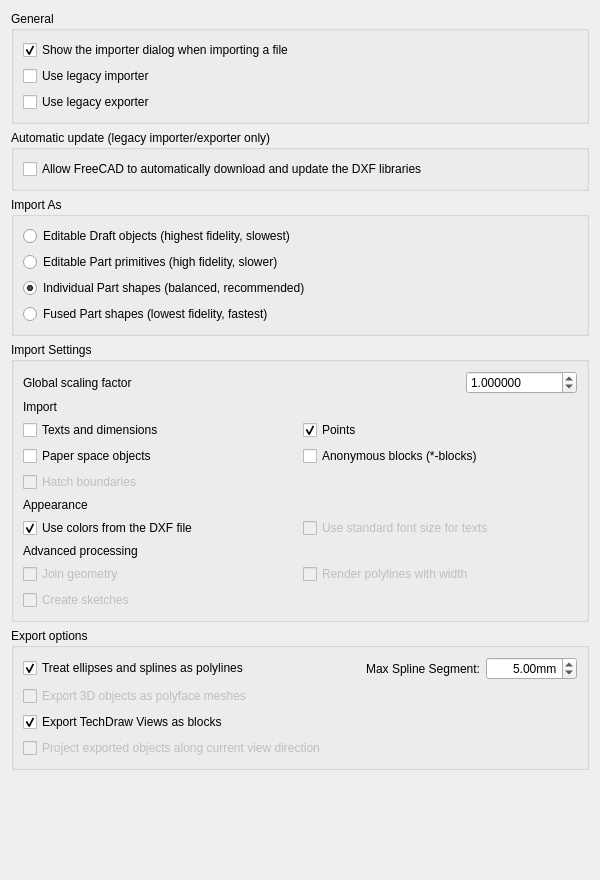
First picture: the form in src/Mod/Draft/Resources/ui/preferences-dxf.ui, repository snorkel-marlin-repos/FreeCAD_FreeCAD_pr_22591_03f12bff-7e51-436b-94b0-1fa12b93ed44, before the edit.
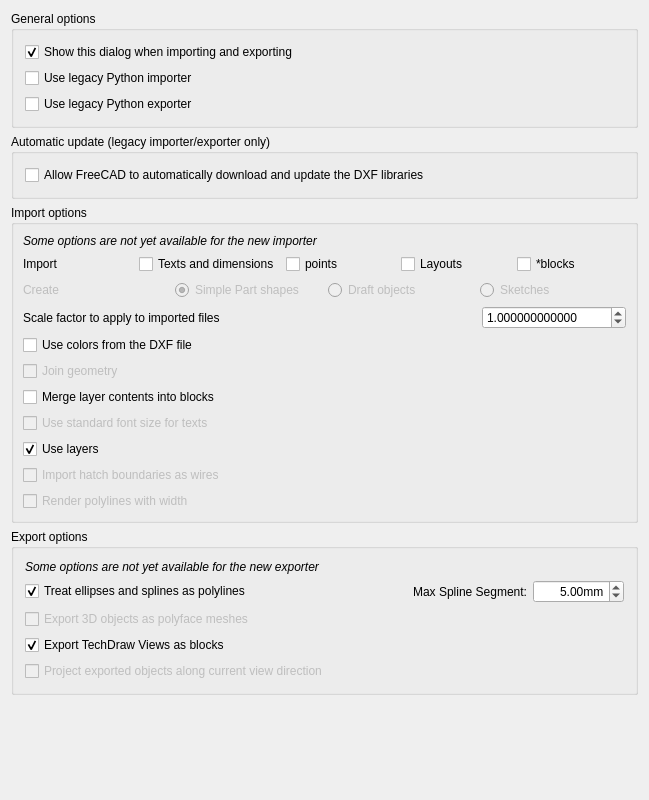
Second picture: the form after the edit. Custom widgets are drawn as their Qt base class.

```diff
--- a/src/Mod/Draft/Resources/ui/preferences-dxf.ui
+++ b/src/Mod/Draft/Resources/ui/preferences-dxf.ui
@@ -6,8 +6,8 @@
    <rect>
     <x>0</x>
     <y>0</y>
-    <width>600</width>
-    <height>880</height>
+    <width>649</width>
+    <height>800</height>
    </rect>
   </property>
   <property name="windowTitle">
@@ -17,7 +17,7 @@
    <item>
     <widget class="QGroupBox" name="groupBox_General">
      <property name="title">
-      <string>General</string>
+      <string>General options</string>
      </property>
      <layout class="QVBoxLayout" name="verticalLayout_General">
       <item>
@@ -27,7 +27,7 @@
 a DXF file.</string>
         </property>
         <property name="text">
-         <string>Show the importer dialog when importing a file</string>
+         <string>Show this dialog when importing and exporting</string>
         </property>
         <property name="checked">
          <bool>true</bool>
@@ -46,7 +46,10 @@
          <string>Use the legacy Python importer. This importer is more feature-complete but slower and requires an external library.</string>
         </property>
         <property name="text">
-         <string>Use legacy importer</string>
+         <string>Use legacy Python importer</string>
+        </property>
+        <property name="checked">
+         <bool>false</bool>
         </property>
         <property name="prefEntry" stdset="0">
          <cstring>dxfUseLegacyImporter</cstring>
@@ -62,7 +65,7 @@
          <string>Use the legacy Python exporter. This exporter is more feature-complete but slower and requires an external library.</string>
         </property>
         <property name="text">
-         <string>Use legacy exporter</string>
+         <string>Use legacy Python exporter</string>
         </property>
         <property name="prefEntry" stdset="0">
          <cstring>dxfUseLegacyExporter</cstring>
@@ -82,186 +85,17 @@
      </property>
      <layout class="QVBoxLayout" name="verticalLayout_AutoUpdate">
       <item>
-       <widget class="Gui::PrefCheckBox" name="checkBox_dxfAllowDownload">
-        <property name="toolTip">
-         <string>If checked, FreeCAD is allowed to download and update the Python libraries
-required by the legacy importer. This can also be done manually by installing
-the 'dxf_library' addon from the Addon Manager.</string>
-        </property>
-        <property name="text">
-         <string>Allow FreeCAD to automatically download and update the DXF libraries</string>
-        </property>
-        <property name="prefEntry" stdset="0">
-         <cstring>dxfAllowDownload</cstring>
-        </property>
-        <property name="prefPath" stdset="0">
-         <cstring>Mod/Draft</cstring>
-        </property>
-       </widget>
-      </item>
-     </layout>
-    </widget>
-   </item>
-   <item>
-    <widget class="QGroupBox" name="groupBox_ImportAs">
-     <property name="title">
-      <string>Import As</string>
-     </property>
-     <layout class="QVBoxLayout" name="verticalLayout_ImportAs">
-      <item>
-       <widget class="Gui::PrefRadioButton" name="radio_ImportAs_Draft">
-        <property name="enabled">
-         <bool>true</bool>
-        </property>
-        <property name="toolTip">
-         <string>Creates fully parametric Draft objects. Block definitions are imported as
-reusable objects (Part Compounds) and instances become `App::Link` objects,
-maintaining the block structure. Best for full integration with the Draft
-workbench. </string>
-        </property>
-        <property name="text">
-         <string>Editable Draft objects (highest fidelity, slowest)</string>
-        </property>
-        <property name="prefEntry" stdset="0">
-         <cstring>dxfImportAsDraft</cstring>
-        </property>
-        <property name="prefPath" stdset="0">
-         <cstring>Mod/Draft</cstring>
-        </property>
-        <property name="prefRadioButtonGroup" stdset="0">
-         <string>DxfImportMode</string>
-        </property>
-        <property name="prefRadioButtonValue" stdset="0">
-         <number>0</number>
-        </property>
-       </widget>
-      </item>
-      <item>
-       <widget class="Gui::PrefRadioButton" name="radio_ImportAs_Primitives">
-        <property name="enabled">
-         <bool>true</bool>
-        </property>
-        <property name="toolTip">
-         <string>Creates parametric Part objects (e.g., Part::Line, Part::Circle). Block
-definitions are imported as reusable objects (Part Compounds) and instances
-become `App::Link` objects, maintaining the block structure. Best for
-script-based post-processing and Part workbench integration.</string>
-        </property>
-        <property name="text">
-         <string>Editable Part primitives (high fidelity, slower)</string>
-        </property>
-        <property name="prefEntry" stdset="0">
-         <cstring>dxfImportAsPrimitives</cstring>
-        </property>
-        <property name="prefPath" stdset="0">
-         <cstring>Mod/Draft</cstring>
-        </property>
-        <property name="prefRadioButtonGroup" stdset="0">
-         <string>DxfImportMode</string>
-        </property>
-        <property name="prefRadioButtonValue" stdset="0">
-         <number>1</number>
-        </property>
-       </widget>
-      </item>
-      <item>
-       <widget class="Gui::PrefRadioButton" name="radio_ImportAs_Shapes">
-        <property name="toolTip">
-         <string>Creates a non-parametric shape for each DXF entity. Block definitions are
-imported as reusable objects (Part Compounds) and instances become `App::Link`
-objects, maintaining the block structure. Good for referencing and measuring.</string>
-        </property>
-        <property name="text">
-         <string>Individual Part shapes (balanced, recommended)</string>
-        </property>
-        <property name="checked">
-         <bool>true</bool>
-        </property>
-        <property name="prefEntry" stdset="0">
-         <cstring>dxfImportAsShapes</cstring>
-        </property>
-        <property name="prefPath" stdset="0">
-         <cstring>Mod/Draft</cstring>
-        </property>
-        <property name="prefRadioButtonGroup" stdset="0">
-         <string>DxfImportMode</string>
-        </property>
-        <property name="prefRadioButtonValue" stdset="0">
-         <number>2</number>
-        </property>
-       </widget>
-      </item>
-      <item>
-       <widget class="Gui::PrefRadioButton" name="radio_ImportAs_Fused">
-        <property name="toolTip">
-         <string>Merges all geometry per layer into a single, non-editable shape. Block
-structures are not preserved; their geometry becomes part of the layer's
-shape. Best for importing and viewing very large files with maximum performance.</string>
-        </property>
-        <property name="text">
-         <string>Fused Part shapes (lowest fidelity, fastest)</string>
-        </property>
-        <property name="prefEntry" stdset="0">
-         <cstring>dxfImportAsFused</cstring>
-        </property>
-        <property name="prefPath" stdset="0">
-         <cstring>Mod/Draft</cstring>
-        </property>
-        <property name="prefRadioButtonGroup" stdset="0">
-         <string>DxfImportMode</string>
-        </property>
-        <property name="prefRadioButtonValue" stdset="0">
-         <number>3</number>
-        </property>
-       </widget>
-      </item>
-     </layout>
-    </widget>
-   </item>
-   <item>
-    <widget class="QGroupBox" name="groupBox_ImportSettings">
-     <property name="title">
-      <string>Import Settings</string>
-     </property>
-     <layout class="QVBoxLayout" name="verticalLayout_ImportSettings">
-      <item>
-       <layout class="QHBoxLayout" name="horizontalLayout_Scaling">
+       <layout class="QHBoxLayout" name="horizontalLayout_1">
         <item>
-         <widget class="QLabel" name="label_dxfScaling">
-          <property name="text">
-           <string>Global scaling factor</string>
-          </property>
-         </widget>
-        </item>
-        <item>
-         <spacer name="horizontalSpacer_1">
-          <property name="orientation">
-           <enum>Qt::Horizontal</enum>
-          </property>
-          <property name="sizeHint" stdset="0">
-           <size>
-            <width>40</width>
-            <height>20</height>
-           </size>
-          </property>
-         </spacer>
-        </item>
-        <item>
-         <widget class="Gui::PrefDoubleSpinBox" name="spinBox_dxfScaling">
+         <widget class="Gui::PrefCheckBox" name="checkBox_dxfAllowDownload">
           <property name="toolTip">
            <string>Scale factor to apply to DXF files on import. The factor is the conversion
 between the DXF file's unit and millimeters. Example: for files in
 millimeters: 1, in centimeters: 10, in meters: 1000, in inches: 25.4,
 in feet: 304.8</string>
           </property>
-          <property name="decimals">
-           <number>6</number>
-          </property>
-          <property name="maximum">
-           <double>999999.999998999992386</double>
-          </property>
-          <property name="value">
-           <double>1.000000000000000</double>
+          <property name="text">
+           <string>Allow FreeCAD to automatically download and update the DXF libraries</string>
           </property>
           <property name="prefEntry" stdset="0">
            <cstring>dxfScaling</cstring>
@@ -273,16 +107,52 @@
         </item>
        </layout>
       </item>
+     </layout>
+    </widget>
+   </item>
+   <item>
+    <widget class="QGroupBox" name="GroupBox_2">
+     <property name="title">
+      <string>Import options</string>
+     </property>
+     <layout class="QVBoxLayout">
+      <property name="spacing">
+       <number>6</number>
+      </property>
+      <property name="leftMargin">
+       <number>9</number>
+      </property>
+      <property name="topMargin">
+       <number>9</number>
+      </property>
+      <property name="rightMargin">
+       <number>9</number>
+      </property>
+      <property name="bottomMargin">
+       <number>9</number>
+      </property>
       <item>
-       <widget class="QLabel" name="label_ImportContent">
+       <widget class="QLabel" name="label_ImporterMissing">
+        <property name="font">
+         <font>
+          <italic>true</italic>
+         </font>
+        </property>
         <property name="text">
-         <string>Import</string>
+         <string>Some options are not yet available for the new importer</string>
         </property>
        </widget>
       </item>
       <item>
-       <layout class="QGridLayout" name="gridLayout_Import">
-        <item row="0" column="0">
+       <layout class="QHBoxLayout" name="horizontalLayout_2">
+        <item>
+         <widget class="QLabel" name="label_Import">
+          <property name="text">
+           <string>Import</string>
+          </property>
+         </widget>
+        </item>
+        <item>
          <widget class="Gui::PrefCheckBox" name="checkBox_dxftext">
           <property name="toolTip">
            <string>If checked, text, mtext, and dimension entities will be imported as Draft objects</string>
@@ -298,16 +168,13 @@
           </property>
          </widget>
         </item>
-        <item row="0" column="1">
+        <item>
          <widget class="Gui::PrefCheckBox" name="checkBox_dxfImportPoints">
           <property name="toolTip">
            <string>If checked, point entities will be imported</string>
           </property>
           <property name="text">
-           <string>Points</string>
-          </property>
-          <property name="checked">
-           <bool>true</bool>
+           <string>points</string>
           </property>
           <property name="prefEntry" stdset="0">
            <cstring>dxfImportPoints</cstring>
@@ -317,14 +184,14 @@
           </property>
          </widget>
         </item>
-        <item row="1" column="0">
+        <item>
          <widget class="Gui::PrefCheckBox" name="checkBox_dxflayout">
           <property name="toolTip">
            <string>If checked, entities from the paper space will also be imported. By default,
 only model space is imported</string>
           </property>
           <property name="text">
-           <string>Paper space objects</string>
+           <string>Layouts</string>
           </property>
           <property name="prefEntry" stdset="0">
            <cstring>dxflayout</cstring>
@@ -334,14 +201,14 @@
           </property>
          </widget>
         </item>
-        <item row="1" column="1">
+        <item>
          <widget class="Gui::PrefCheckBox" name="checkBox_dxfstarblocks">
           <property name="toolTip">
            <string>If checked, anonymous blocks (whose names begin with *) will also be imported.
 These are often used for hatches and dimensions</string>
           </property>
           <property name="text">
-           <string>Anonymous blocks (*-blocks)</string>
+           <string>*blocks</string>
           </property>
           <property name="prefEntry" stdset="0">
            <cstring>dxfstarblocks</cstring>
@@ -351,18 +218,35 @@
           </property>
          </widget>
         </item>
-        <item row="2" column="0">
-         <widget class="Gui::PrefCheckBox" name="checkBox_importDxfHatches">
+       </layout>
+      </item>
+      <item>
+       <layout class="QHBoxLayout" name="horizontalLayout_3">
+        <item>
+         <widget class="QLabel" name="label_Create">
           <property name="enabled">
            <bool>false</bool>
           </property>
+          <property name="text">
+           <string>Create</string>
+          </property>
+         </widget>
+        </item>
+        <item>
+         <widget class="Gui::PrefRadioButton" name="radioButton_dxfCreatePart">
+          <property name="enabled">
+           <bool>false</bool>
+          </property>
           <property name="toolTip">
            <string>If checked, the boundaries of hatch objects will be imported as closed wires.
 (Legacy importer only)</string>
           </property>
           <property name="text">
-           <string>Hatch boundaries</string>
+           <string>Simple Part shapes</string>
           </property>
+          <property name="checked">
+           <bool>true</bool>
+          </property>
           <property name="prefEntry" stdset="0">
            <cstring>importDxfHatches</cstring>
           </property>
@@ -371,18 +255,101 @@
           </property>
          </widget>
         </item>
+        <item>
+         <widget class="Gui::PrefRadioButton" name="radioButton_dxfCreateDraft">
+          <property name="enabled">
+           <bool>false</bool>
+          </property>
+          <property name="toolTip">
+           <string>Parametric Draft objects will be created whenever possible</string>
+          </property>
+          <property name="text">
+           <string>Draft objects</string>
+          </property>
+          <property name="prefEntry" stdset="0">
+           <cstring>dxfCreateDraft</cstring>
+          </property>
+          <property name="prefPath" stdset="0">
+           <cstring>Mod/Draft</cstring>
+          </property>
+         </widget>
+        </item>
+        <item>
+         <widget class="Gui::PrefRadioButton" name="radioButton_dxfCreateSketch">
+          <property name="enabled">
+           <bool>false</bool>
+          </property>
+          <property name="toolTip">
+           <string>Sketches will be created whenever possible</string>
+          </property>
+          <property name="text">
+           <string>Sketches</string>
+          </property>
+          <property name="prefEntry" stdset="0">
+           <cstring>dxfCreateSketch</cstring>
+          </property>
+          <property name="prefPath" stdset="0">
+           <cstring>Mod/Draft</cstring>
+          </property>
+         </widget>
+        </item>
        </layout>
       </item>
       <item>
-       <widget class="QLabel" name="label_Appearance">
-        <property name="text">
-         <string>Appearance</string>
-        </property>
-       </widget>
+       <layout class="QHBoxLayout" name="horizontalLayout_4">
+        <item>
+         <widget class="QLabel" name="label_dxfScaling">
+          <property name="toolTip">
+           <string/>
+          </property>
+          <property name="text">
+           <string>Scale factor to apply to imported files</string>
+          </property>
+         </widget>
+        </item>
+        <item>
+         <spacer name="horizontalSpacer_1">
+          <property name="orientation">
+           <enum>Qt::Horizontal</enum>
+          </property>
+          <property name="sizeHint" stdset="0">
+           <size>
+            <width>40</width>
+            <height>20</height>
+           </size>
+          </property>
+         </spacer>
+        </item>
+        <item>
+         <widget class="Gui::PrefDoubleSpinBox" name="spinBox_dxfScaling">
+          <property name="toolTip">
+           <string>Scale factor to apply to DXF files on import.
+The factor is the conversion between the unit of your DXF file and millimeters.
+Example: for files in millimeters: 1, in centimeters: 10,
+                             in meters: 1000, in inches: 25.4, in feet: 304.8</string>
+          </property>
+          <property name="decimals">
+           <number>12</number>
+          </property>
+          <property name="maximum">
+           <double>999999.999998999992386</double>
+          </property>
+          <property name="value">
+           <double>1.000000000000000</double>
+          </property>
+          <property name="prefEntry" stdset="0">
+           <cstring>dxfScaling</cstring>
+          </property>
+          <property name="prefPath" stdset="0">
+           <cstring>Mod/Draft</cstring>
+          </property>
+         </widget>
+        </item>
+       </layout>
       </item>
       <item>
-       <layout class="QGridLayout" name="gridLayout_Appearance">
-        <item row="0" column="0">
+       <layout class="QHBoxLayout" name="horizontalLayout_5">
+        <item>
          <widget class="Gui::PrefCheckBox" name="checkBox_dxfGetOriginalColors">
           <property name="toolTip">
            <string>If checked, colors will be set as specified in the DXF file whenever
@@ -391,9 +358,6 @@
           <property name="text">
            <string>Use colors from the DXF file</string>
           </property>
-          <property name="checked">
-           <bool>true</bool>
-          </property>
           <property name="prefEntry" stdset="0">
            <cstring>dxfGetOriginalColors</cstring>
           </property>
@@ -402,38 +366,11 @@
           </property>
          </widget>
         </item>
-        <item row="0" column="1">
-         <widget class="Gui::PrefCheckBox" name="checkBox_dxfStdSize">
-          <property name="enabled">
-           <bool>false</bool>
-          </property>
-          <property name="toolTip">
-           <string>If checked, imported texts will get the standard Draft text size, instead of
-the size defined in the DXF document. (Legacy importer only)</string>
-          </property>
-          <property name="text">
-           <string>Use standard font size for texts</string>
-          </property>
-          <property name="prefEntry" stdset="0">
-           <cstring>dxfStdSize</cstring>
-          </property>
-          <property name="prefPath" stdset="0">
-           <cstring>Mod/Draft</cstring>
-          </property>
-         </widget>
-        </item>
        </layout>
       </item>
       <item>
-       <widget class="QLabel" name="label_AdvancedProcessing">
-        <property name="text">
-         <string>Advanced processing</string>
-        </property>
-       </widget>
-      </item>
-      <item>
-       <layout class="QGridLayout" name="gridLayout_Advanced">
-        <item row="0" column="0">
+       <layout class="QHBoxLayout" name="horizontalLayout_6">
+        <item>
          <widget class="Gui::PrefCheckBox" name="checkBox_joingeometry">
           <property name="enabled">
            <bool>false</bool>
@@ -453,7 +390,102 @@
           </property>
          </widget>
         </item>
-        <item row="0" column="1">
+       </layout>
+      </item>
+      <item>
+       <layout class="QHBoxLayout" name="horizontalLayout_7">
+        <item>
+         <widget class="Gui::PrefCheckBox" name="checkBox_groupLayers">
+          <property name="toolTip">
+           <string>Objects from the same layers will be joined into Part Compounds,
+turning the display faster, but making them less easily editable.</string>
+          </property>
+          <property name="text">
+           <string>Merge layer contents into blocks</string>
+          </property>
+          <property name="prefEntry" stdset="0">
+           <cstring>groupLayers</cstring>
+          </property>
+          <property name="prefPath" stdset="0">
+           <cstring>Mod/Draft</cstring>
+          </property>
+         </widget>
+        </item>
+       </layout>
+      </item>
+      <item>
+       <layout class="QHBoxLayout" name="horizontalLayout_8">
+        <item>
+         <widget class="Gui::PrefCheckBox" name="checkBox_dxfStdSize">
+          <property name="enabled">
+           <bool>false</bool>
+          </property>
+          <property name="toolTip">
+           <string>Imported texts will get the standard Draft Text size,
+instead of the size they have in the DXF document</string>
+          </property>
+          <property name="text">
+           <string>Use standard font size for texts</string>
+          </property>
+          <property name="prefEntry" stdset="0">
+           <cstring>dxfStdSize</cstring>
+          </property>
+          <property name="prefPath" stdset="0">
+           <cstring>Mod/Draft</cstring>
+          </property>
+         </widget>
+        </item>
+       </layout>
+      </item>
+      <item>
+       <layout class="QHBoxLayout" name="horizontalLayout_9">
+        <item>
+         <widget class="Gui::PrefCheckBox" name="checkBox_dxfUseDraftVisGroups">
+          <property name="toolTip">
+           <string>If this is checked, DXF layers will be imported as Draft Layers</string>
+          </property>
+          <property name="text">
+           <string>Use layers</string>
+          </property>
+          <property name="checked">
+           <bool>true</bool>
+          </property>
+          <property name="prefEntry" stdset="0">
+           <cstring>dxfUseDraftVisGroups</cstring>
+          </property>
+          <property name="prefPath" stdset="0">
+           <cstring>Mod/Draft</cstring>
+          </property>
+         </widget>
+        </item>
+       </layout>
+      </item>
+      <item>
+       <layout class="QHBoxLayout" name="horizontalLayout_10">
+        <item>
+         <widget class="Gui::PrefCheckBox" name="checkBox_importDxfHatches">
+          <property name="enabled">
+           <bool>false</bool>
+          </property>
+          <property name="toolTip">
+           <string>Hatches will be converted into simple wires</string>
+          </property>
+          <property name="text">
+           <string>Import hatch boundaries as wires</string>
+          </property>
+          <property name="prefEntry" stdset="0">
+           <cstring>importDxfHatches</cstring>
+          </property>
+          <property name="prefPath" stdset="0">
+           <cstring>Mod/Draft</cstring>
+          </property>
+         </widget>
+        </item>
+       </layout>
+      </item>
+      <item>
+       <layout class="QHBoxLayout" name="horizontalLayout_11">
+        <item>
          <widget class="Gui::PrefCheckBox" name="checkBox_renderPolylineWidth">
           <property name="enabled">
            <bool>false</bool>
@@ -473,26 +505,6 @@
           </property>
          </widget>
         </item>
-        <item row="1" column="0">
-         <widget class="Gui::PrefCheckBox" name="checkBox_dxfCreateSketch">
-          <property name="enabled">
-           <bool>false</bool>
-          </property>
-          <property name="toolTip">
-           <string>If checked, the legacy importer will attempt to create Sketcher objects
-instead of Draft or Part objects. This overrides the 'Import As' setting</string>
-          </property>
-          <property name="text">
-           <string>Create sketches</string>
-          </property>
-          <property name="prefEntry" stdset="0">
-           <cstring>dxfCreateSketch</cstring>
-          </property>
-          <property name="prefPath" stdset="0">
-           <cstring>Mod/Draft</cstring>
-          </property>
-         </widget>
-        </item>
        </layout>
       </item>
      </layout>
@@ -505,7 +517,19 @@
      </property>
      <layout class="QVBoxLayout" name="verticalLayout_Export">
       <item>
-       <layout class="QHBoxLayout" name="horizontalLayout_Discretize">
+       <widget class="QLabel" name="label_ExporterMissing">
+        <property name="font">
+         <font>
+          <italic>true</italic>
+         </font>
+        </property>
+        <property name="text">
+         <string>Some options are not yet available for the new exporter</string>
+        </property>
+       </widget>
+      </item>
+      <item>
+       <layout class="QHBoxLayout" name="horizontalLayout_12">
         <item>
          <widget class="Gui::PrefCheckBox" name="checkBox_DiscretizeEllipses">
           <property name="toolTip">
@@ -657,29 +681,30 @@
      <property name="sizeHint" stdset="0">
       <size>
        <width>20</width>
-       <height>0</height>
+       <height>40</height>
       </size>
      </property>
     </spacer>
    </item>
   </layout>
  </widget>
+ <layoutdefault spacing="6" margin="11"/>
  <customwidgets>
   <customwidget>
    <class>Gui::PrefCheckBox</class>
    <extends>QCheckBox</extends>
    <header>Gui/PrefWidgets.h</header>
   </customwidget>
-  <customwidget>
-   <class>Gui::PrefRadioButton</class>
-   <extends>QRadioButton</extends>
-   <header>Gui/PrefWidgets.h</header>
-  </customwidget>
   <customwidget>
    <class>Gui::PrefDoubleSpinBox</class>
    <extends>QDoubleSpinBox</extends>
    <header>Gui/PrefWidgets.h</header>
   </customwidget>
+  <customwidget>
+   <class>Gui::PrefRadioButton</class>
+   <extends>QRadioButton</extends>
+   <header>Gui/PrefWidgets.h</header>
+  </customwidget>
  </customwidgets>
  <resources/>
  <connections>
```
Left out of the diff: 197 changed lines with no effect on the pictures.
